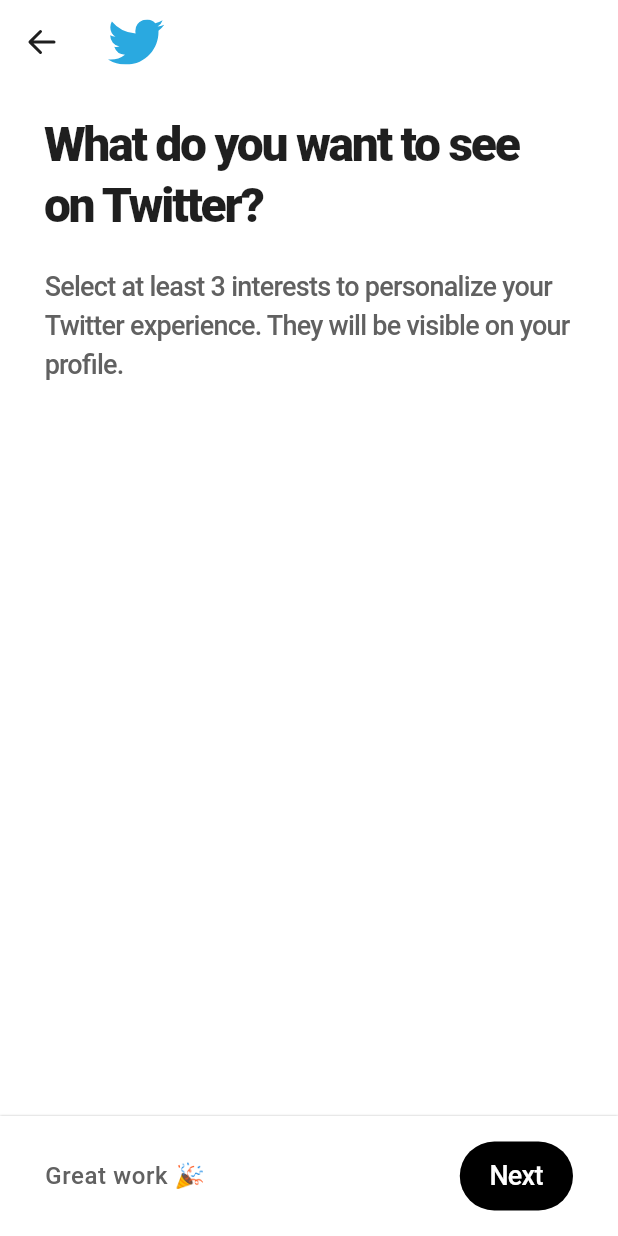
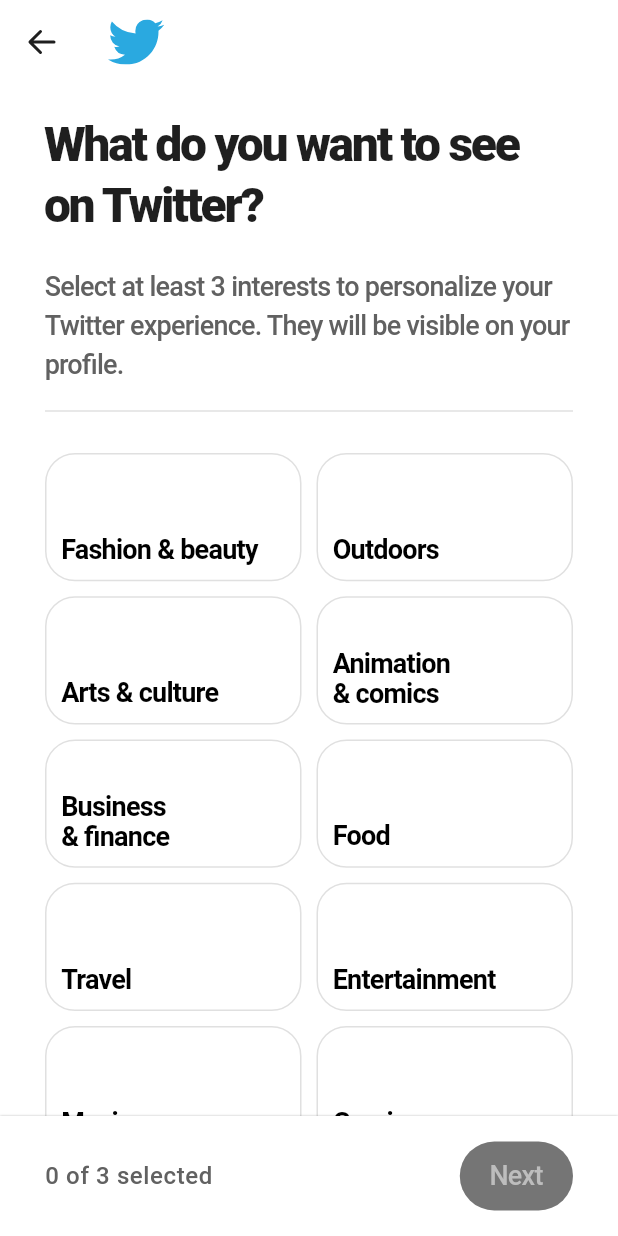
Before and after one commit to sunkeunchoi/animation, a Flutter app: the screen it shows after launch, on a phone screen of 412 x 824 dp. Run offline on Flutter 3.47's test engine with Material 2 defaults, Android fonts, the phone set to English and light mode, and no system bars; our stand-ins replace bloc, fluentui_system_icons, flutter_bloc, flutter_svg.

Commit message:
interest screen done

```diff
--- a/lib/main.dart
+++ b/lib/main.dart
@@ -74,7 +74,7 @@
           ),
         ),
       ),
-      home: const InterestScreen(),
+      home: InterestScreen(),
     );
   }
 }
--- a/lib/screens/menu_screen.dart
+++ b/lib/screens/menu_screen.dart
@@ -50,7 +50,7 @@
               ),
               ElevatedButton(
                 onPressed: () {
-                  _goto(context, const InterestScreen());
+                  _goto(context, InterestScreen());
                 },
                 child: const Text("Onboarding 4"),
               ),
--- /dev/null
+++ b/lib/screens/onboarding/interest_detail_screen.dart
@@ -0,0 +1,13 @@
+import 'package:animation_class/screens/onboarding/widgets/app_bar.dart';
+import 'package:flutter/material.dart';
+
+class InterestDetailScreen extends StatelessWidget {
+  const InterestDetailScreen({super.key});
+
+  @override
+  Widget build(BuildContext context) {
+    return const Common(
+      child: Text("Interest Detail"),
+    );
+  }
+}
--- a/lib/screens/onboarding/interest_screen.dart
+++ b/lib/screens/onboarding/interest_screen.dart
@@ -1,14 +1,209 @@
+import 'package:animation_class/screens/onboarding/interest_detail_screen.dart';
 import 'package:animation_class/screens/onboarding/widgets/app_bar.dart';
+import 'package:fluentui_system_icons/fluentui_system_icons.dart';
 import 'package:flutter/material.dart';
 
-class InterestScreen extends StatelessWidget {
+class InterestScreen extends StatefulWidget {
   const InterestScreen({super.key});
-  final int selected = 3;
+
+  @override
+  State<InterestScreen> createState() => _InterestScreenState();
+}
+
+class _InterestScreenState extends State<InterestScreen> {
+  final Set selectedItems = {};
+  final List<String> items = [
+    "Fashion & beauty",
+    "Outdoors",
+    "Arts & culture",
+    "Animation \n& comics",
+    "Business \n& finance",
+    "Food",
+    "Travel",
+    "Entertainment",
+    "Music",
+    "Gaming",
+    "Sports",
+    "News & politics",
+    "Science & tech",
+    "Fun",
+    "Lifestyle",
+    "Health & fitness",
+    "Parenting",
+    "Home & garden",
+    "Education",
+    "Spirituality",
+    "Books & writing",
+    "Pets",
+    "Photography",
+    "Auto",
+    "TV",
+    "Movies",
+    "Shopping",
+    "Comedy",
+    "Design",
+    "Dating & relationships",
+    "Adult content",
+    "Podcasts",
+    "Beauty",
+    "Social justice",
+    "Makers & crafting",
+    "Hobbies & interests",
+    "Nonprofits",
+    "Activism",
+    "Journalism",
+    "Government",
+    "Weather",
+    "Local news",
+    "College & high school",
+    "Professional organizations",
+    "Fan clubs",
+    "Sports teams",
+    "Brands",
+    "Animals",
+    "Celebrities",
+    "Humor",
+    "Family",
+    "Friends",
+    "Other",
+  ];
 
   @override
   Widget build(BuildContext context) {
     return Common(
-      bottomAppBar: Container(
+      bottomAppBar: BottomSection(
+        selected: selectedItems.length,
+        onTap: () {
+          if (selectedItems.length < 3) {
+            return;
+          }
+          Navigator.push(
+            context,
+            MaterialPageRoute(builder: (context) => const InterestDetailScreen()),
+          );
+        },
+      ),
+      child: Column(
+        crossAxisAlignment: CrossAxisAlignment.start,
+        children: [
+          const SizedBox(
+            height: 20,
+          ),
+          Text(
+            "What do you want to see on Twitter?",
+            style: Theme.of(context).textTheme.titleLarge,
+          ),
+          const SizedBox(
+            height: 20,
+          ),
+          Text(
+            "Select at least 3 interests to personalize your Twitter experience. They will be visible on your profile.",
+            style: TextStyle(
+              color: Colors.grey.shade700,
+            ),
+          ),
+          const SizedBox(height: 10),
+          Divider(
+            color: Colors.grey.shade300,
+            thickness: 1,
+          ),
+          const SizedBox(height: 20),
+          Flexible(
+            child: GridView.builder(
+              gridDelegate: const SliverGridDelegateWithFixedCrossAxisCount(
+                crossAxisCount: 2,
+                mainAxisSpacing: 10,
+                crossAxisSpacing: 10,
+                childAspectRatio: 2 / 1,
+              ),
+              itemBuilder: (context, index) {
+                var isSelected = selectedItems.contains(index);
+                var text = items[index];
+                return GestureDetector(
+                  onTap: () {
+                    setState(() {
+                      if (isSelected) {
+                        selectedItems.remove(index);
+                      } else {
+                        selectedItems.add(index);
+                      }
+                    });
+                  },
+                  child: CategoryCard(isSelected: isSelected, text: text),
+                );
+              },
+            ),
+          ),
+        ],
+      ),
+    );
+  }
+}
+
+class CategoryCard extends StatelessWidget {
+  const CategoryCard({
+    super.key,
+    required this.isSelected,
+    required this.text,
+  });
+
+  final bool isSelected;
+  final String text;
+
+  @override
+  Widget build(BuildContext context) {
+    return Container(
+      padding: const EdgeInsets.symmetric(
+        horizontal: 10,
+        vertical: 10,
+      ),
+      decoration: BoxDecoration(
+        border: Border.all(
+          color: Colors.grey.shade300,
+        ),
+        borderRadius: BorderRadius.circular(20),
+        color: isSelected ? Colors.blue : Theme.of(context).colorScheme.surface,
+      ),
+      child: Column(
+        mainAxisAlignment: MainAxisAlignment.spaceBetween,
+        children: [
+          const Align(
+            alignment: Alignment.topRight,
+            child: Icon(
+              FluentIcons.checkmark_circle_24_filled,
+              color: Colors.white,
+            ),
+          ),
+          Align(
+            alignment: Alignment.bottomLeft,
+            child: Text(
+              text,
+              style: TextStyle(
+                fontWeight: FontWeight.w600,
+                color: isSelected ? Colors.white : Colors.black,
+                height: 1.1,
+              ),
+            ),
+          ),
+        ],
+      ),
+    );
+  }
+}
+
+class BottomSection extends StatelessWidget {
+  const BottomSection({
+    super.key,
+    required this.selected,
+    required this.onTap,
+  });
+
+  final int selected;
+  final VoidCallback onTap;
+
+  @override
+  Widget build(BuildContext context) {
+    return Container(
       decoration: const BoxDecoration(
         boxShadow: [BoxShadow(color: Colors.black26, blurRadius: 0.5)],
       ),
@@ -32,48 +227,29 @@
                         ),
                   ),
             const Spacer(),
-              Container(
+            GestureDetector(
+              onTap: onTap,
+              child: Container(
                 padding: const EdgeInsets.symmetric(
                   horizontal: 20,
                   vertical: 10,
                 ),
                 decoration: BoxDecoration(
-                  color: Colors.black,
+                  color: selected < 3 ? Colors.grey.shade600 : Colors.black,
                   borderRadius: BorderRadius.circular(30),
                 ),
-                child: const Text(
+                child: Text(
                   "Next",
                   style: TextStyle(
                     fontWeight: FontWeight.w500,
-                    color: Colors.white,
+                    color: selected < 3 ? Colors.grey.shade400 : Colors.white,
+                  ),
                 ),
               ),
             ),
           ],
         ),
       ),
-      ),
-      child: Column(
-        crossAxisAlignment: CrossAxisAlignment.start,
-        children: [
-          const SizedBox(
-            height: 20,
-          ),
-          Text(
-            "What do you want to see on Twitter?",
-            style: Theme.of(context).textTheme.titleLarge,
-          ),
-          const SizedBox(
-            height: 20,
-          ),
-          Text(
-            "Select at least 3 interests to personalize your Twitter experience. They will be visible on your profile.",
-            style: TextStyle(
-              color: Colors.grey.shade700,
-            ),
-          ),
-        ],
-      ),
     );
   }
 }
--- a/lib/screens/onboarding/password_screen.dart
+++ b/lib/screens/onboarding/password_screen.dart
@@ -92,7 +92,7 @@
                 Navigator.push(
                   context,
                   MaterialPageRoute(
-                    builder: (context) => const InterestScreen(),
+                    builder: (context) => InterestScreen(),
                   ),
                 );
               });
```
Lines whose indentation alone changed are shown as unchanged.
